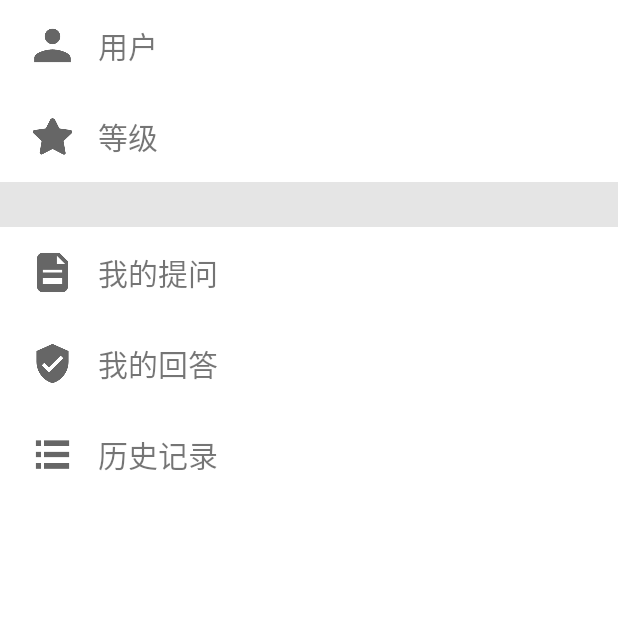
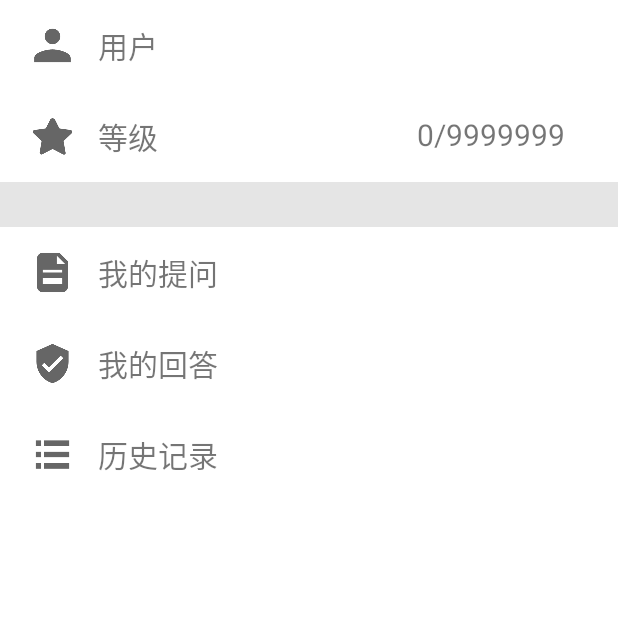
Before and after one commit to Breakkk/Nice2020, an Android app: the UserInfoActivity screen opened directly, with no data from a screen before it, on a phone screen of 412 x 824 dp, the top half of it. Run offline under Robolectric (Android 15) with nearby library versions, the phone set to English and light mode, and no system bars.

Commit message:
美化：修改结果背景框样式，添加提问问题是否已回答标志

```diff
--- a/app/src/main/java/com/xilinzhang/ocr/MyAnswerActivity.java
+++ b/app/src/main/java/com/xilinzhang/ocr/MyAnswerActivity.java
@@ -79,7 +79,7 @@ public class MyAnswerActivity extends AppCompatActivity {
                 public void run() {
                     FrameLayout frameLayout = new FrameLayout(MyAnswerActivity.this);
                     WebView webView = new WebView(MyAnswerActivity.this);
-                    frameLayout.setBackgroundResource(R.drawable.view_back_round);
+                    frameLayout.setBackgroundResource(R.drawable.view_back);
                     frameLayout.setPadding(30, 30, 30, 30);
                     String text = null;
                     try {
--- a/app/src/main/java/com/xilinzhang/ocr/QuestionListActivity.java
+++ b/app/src/main/java/com/xilinzhang/ocr/QuestionListActivity.java
@@ -73,7 +73,7 @@ public class QuestionListActivity extends AppCompatActivity {
                                         WebView webView = new WebView(QuestionListActivity.this);
                                         FrameLayout frameLayout = new FrameLayout(QuestionListActivity.this);
                                         frameLayout.setPadding(30, 30, 30, 30);
-                                        frameLayout.setBackgroundResource(R.drawable.view_back_round);
+                                        frameLayout.setBackgroundResource(R.drawable.view_back);
                                         try {
                                             String text = obj.getString("ShiTiShow");
                                             text = DataBaseUtils.replaceImgURL(text, obj.getString("FilePath"), obj.getString("QuestionID").trim());
--- a/app/src/main/java/com/xilinzhang/ocr/ShowHistoryActivity.java
+++ b/app/src/main/java/com/xilinzhang/ocr/ShowHistoryActivity.java
@@ -36,7 +36,7 @@ public class ShowHistoryActivity extends AppCompatActivity {
         if(recordList != null) {
             for(final Record record : recordList) {
                 AppCompatImageView imgView = new AppCompatImageView(this);
-                imgView.setBackgroundResource(R.drawable.view_back_round);
+                imgView.setBackgroundResource(R.drawable.view_back);
                 imgView.setImageURI(Uri.parse(record.getImgUri()));
                 root.addView(imgView);
                 LinearLayout.LayoutParams lp = (LinearLayout.LayoutParams) imgView.getLayoutParams();
--- a/app/src/main/java/com/xilinzhang/ocr/UserInfoActivity.java
+++ b/app/src/main/java/com/xilinzhang/ocr/UserInfoActivity.java
@@ -4,9 +4,13 @@ import android.content.Intent;
 import android.os.Bundle;
 import android.support.annotation.Nullable;
 import android.support.v7.app.AppCompatActivity;
+import android.support.v7.widget.AppCompatTextView;
 import android.view.View;
 
 public class UserInfoActivity extends AppCompatActivity implements View.OnClickListener {
+    AppCompatTextView username;
+    AppCompatTextView exp;
+
     @Override
     protected void onCreate(@Nullable Bundle savedInstanceState) {
         super.onCreate(savedInstanceState);
@@ -19,6 +23,11 @@ public class UserInfoActivity extends AppCompatActivity implements View.OnClickL
         findViewById(R.id.my_history).setOnClickListener(this);
         findViewById(R.id.my_answer).setOnClickListener(this);
         findViewById(R.id.my_question).setOnClickListener(this);
+        username = findViewById(R.id.username);
+        exp = findViewById(R.id.exp);
+
+        username.setText(MyApplication.userName);
+        exp.setText("0/9999999");
     }
 
     @Override
--- a/app/src/main/java/com/xilinzhang/ocr/utils/NetworkUtils.java
+++ b/app/src/main/java/com/xilinzhang/ocr/utils/NetworkUtils.java
@@ -20,7 +20,7 @@ import java.util.List;
 import java.util.Map;
 
 public class NetworkUtils {
-    public static final String hostAddr = "http://192.168.1.100:5000/";
+    public static final String hostAddr = "http://192.168.1.102:5000/";
 
     public static String sendPost(String address, Map<String, Object> map) {
         OutputStreamWriter out = null;
--- a/app/src/main/res/layout/activity_database_result.xml
+++ b/app/src/main/res/layout/activity_database_result.xml
@@ -22,7 +22,7 @@
                 android:layout_width="match_parent"
                 android:layout_height="0dp"
                 android:layout_weight="1"
-                android:background="@drawable/view_back_round"
+                android:background="@drawable/view_back"
                 android:padding="10dp">
 
                 <WebView
@@ -41,7 +41,7 @@
                 android:layout_width="match_parent"
                 android:layout_height="0dp"
                 android:layout_weight="1"
-                android:background="@drawable/view_back_round"
+                android:background="@drawable/view_back"
                 android:padding="10dp">
 
                 <WebView
@@ -60,7 +60,7 @@
                 android:layout_width="match_parent"
                 android:layout_height="0dp"
                 android:layout_weight="1"
-                android:background="@drawable/view_back_round"
+                android:background="@drawable/view_back"
                 android:padding="10dp">
 
                 <WebView
--- a/app/src/main/res/layout/activity_user_info.xml
+++ b/app/src/main/res/layout/activity_user_info.xml
@@ -33,6 +33,15 @@
                 android:text="用户"
                 android:textSize="20dp" />
 
+            <android.support.v7.widget.AppCompatTextView
+                android:id="@+id/username"
+                android:layout_width="wrap_content"
+                android:layout_height="wrap_content"
+                android:layout_marginRight="20dp"
+                android:layout_gravity="right"
+                android:padding="5dp"
+                android:textSize="20dp" />
+
         </FrameLayout>
 
         <Space
@@ -57,6 +66,15 @@
                 android:layout_marginLeft="50dp"
                 android:padding="5dp"
                 android:text="等级"
+                android:textSize="20dp" />
+
+            <android.support.v7.widget.AppCompatTextView
+                android:id="@+id/exp"
+                android:layout_width="wrap_content"
+                android:layout_height="wrap_content"
+                android:layout_marginRight="20dp"
+                android:layout_gravity="right"
+                android:padding="5dp"
                 android:textSize="20dp" />
 
         </FrameLayout>
```
Also changed, not shown: app/src/main/java/com/xilinzhang/ocr/MyQuestionActicity.java (+14 -2 lines), app/src/main/res/drawable-xxhdpi/has_answer.png (added), app/src/main/res/drawable-xxhdpi/no_answer.png (added), app/src/main/res/drawable-xxhdpi/view_back.png (added).
